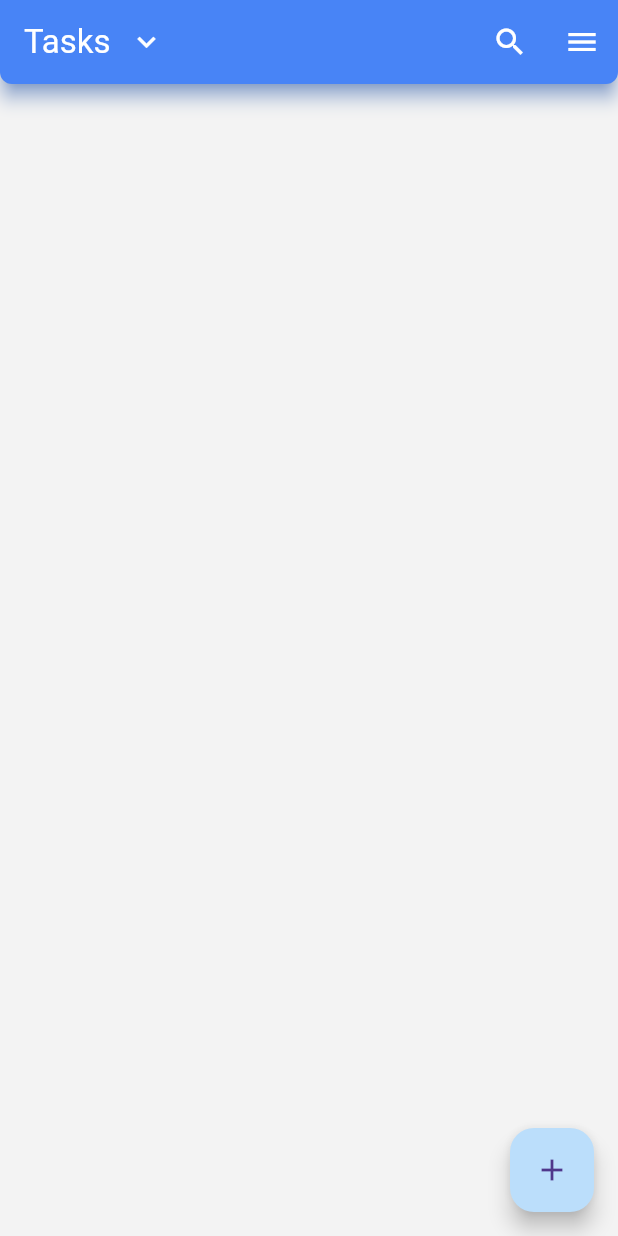
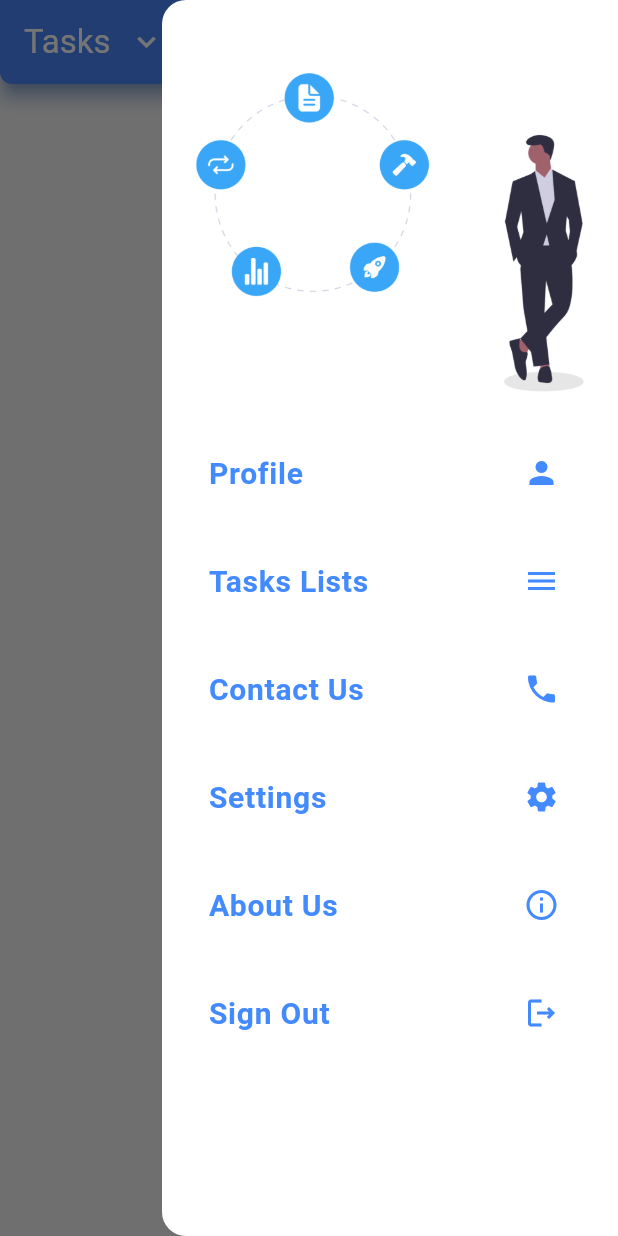
Before and after one commit to amrhusseinsalama/to_do_list, a Flutter app: the screen it shows after launch, with the side drawer open (before the commit the screen has no drawer), on a phone screen of 412 x 824 dp. Run offline on Flutter 3.47's test engine with Material 3 defaults, Android fonts, the phone set to English and light mode, and no system bars; our stand-ins replace flutter_bloc.

Commit message:
add_drawer

```diff
--- a/lib/main.dart
+++ b/lib/main.dart
@@ -15,6 +15,8 @@ class ToDoApp extends StatelessWidget {
     return MaterialApp(
       debugShowCheckedModeBanner: false,
       theme: ThemeData(
+        drawerTheme: DrawerThemeData(
+          backgroundColor: Colors.white),
         primarySwatch: Colors.blue, // اللون الأساسي
         scaffoldBackgroundColor: const Color.fromARGB(255, 243, 243, 243),
         appBarTheme: const AppBarTheme(
--- /dev/null
+++ b/lib/presentation/models/drawer_item.dart
@@ -0,0 +1,24 @@
+import 'package:flutter/material.dart';
+
+
+class DrawerItem {
+  final String title;
+  Function()? onTap;
+  final IconData icon;
+
+  DrawerItem({
+    required this.title,
+    required this.onTap,
+    required this.icon
+  });
+}
+
+
+final drawerItems  = [
+  DrawerItem(title: "Profile", onTap: (){}, icon: Icons.person),
+  DrawerItem(title: "Tasks Lists", onTap: (){}, icon: Icons.menu),
+  DrawerItem(title: "Contact Us", onTap: (){}, icon: Icons.phone),
+  DrawerItem(title: "Settings", onTap: (){}, icon: Icons.settings),
+  DrawerItem(title: "About Us", onTap: (){}, icon: Icons.info_outline),
+  DrawerItem(title: "Sign Out", onTap: (){}, icon: Icons.logout_outlined),
+];
--- a/lib/presentation/screens/home_screen.dart
+++ b/lib/presentation/screens/home_screen.dart
@@ -1,6 +1,8 @@
 import 'package:flutter/material.dart';
 import 'package:flutter_bloc/flutter_bloc.dart';
 import 'package:to_do_list/controllers/cubit/cubit/task_cubit.dart';
+import 'package:to_do_list/presentation/models/drawer_item.dart';
+import 'package:to_do_list/presentation/widgets/drawer_tile.dart';
 import 'package:to_do_list/presentation/widgets/show_dialogs.dart';
 import 'package:to_do_list/presentation/widgets/task_tile.dart';
 
@@ -13,11 +15,26 @@ class HomeScreen extends StatefulWidget {
 }
 
 class _HomeScreenState extends State<HomeScreen> {
-
   String newTask = "";
   @override
   Widget build(BuildContext context) {
     return Scaffold(
+      endDrawer: Drawer(
+        child: Column(
+          children: [
+            Padding(
+              padding: const EdgeInsets.only(top: 30),
+              child: SizedBox(
+                child: Image.asset("assets/images/drawer.png"),),
+            ),
+            ListView.builder(
+              shrinkWrap: true,
+              itemCount: drawerItems.length,
+              itemBuilder: (context, index) => DrawerTile(item: drawerItems[index]),
+            ),
+          ],
+        ),
+      ),
       appBar: AppBar(
         title: Row(
           children: [
@@ -25,31 +42,23 @@ class _HomeScreenState extends State<HomeScreen> {
             IconButton(onPressed: () {}, icon: Icon(Icons.keyboard_arrow_down)),
           ],
         ),
-        actions: [
-          Row(
-            children: [
-              IconButton(onPressed: () {}, icon: Icon(Icons.search)),
-              IconButton(onPressed: () {}, icon: Icon(Icons.menu)),
-            ],
-          ),
-        ],
       ),
       body: BlocBuilder<TaskCubit, TaskState>(
         builder: (context, state) {
-         final tasks = state.tasks;
+          final tasks = state.tasks;
           return ListView.builder(
             itemCount: tasks.length,
             itemBuilder: (_, index) => TaskTile(
               task: tasks[index],
               onChanged: (_) => context.read<TaskCubit>().toggleTask(index),
               onDelete: () => context.read<TaskCubit>().deleteTask(index),
-              onEdit: () => showEditDialog(context, index, tasks[index].title)
+              onEdit: () => showEditDialog(context, index, tasks[index].title),
             ),
           );
         },
       ),
       floatingActionButton: FloatingActionButton(
-        onPressed: ()=> showAddDialog(context,newTask),
+        onPressed: () => showAddDialog(context, newTask),
         child: Icon(Icons.add),
       ),
     );
--- /dev/null
+++ b/lib/presentation/widgets/drawer_tile.dart
@@ -0,0 +1,28 @@
+import 'package:flutter/material.dart';
+import 'package:to_do_list/presentation/models/drawer_item.dart';
+
+class DrawerTile extends StatelessWidget {
+  const DrawerTile({super.key, required this.item});
+
+  final DrawerItem item;
+
+  @override
+  Widget build(BuildContext context) {
+    return Padding(
+      padding: const EdgeInsets.symmetric(horizontal: 15, vertical: 8),
+      child: ListTile(
+
+        onTap: item.onTap,
+        trailing: Icon(item.icon, color: Colors.blueAccent),
+        title: Text(
+          item.title,
+          style: TextStyle(
+            fontSize: 20,
+            fontWeight: FontWeight.bold,
+            color: Colors.blueAccent,
+          ),
+        ),
+      ),
+    );
+  }
+}
--- a/pubspec.yaml
+++ b/pubspec.yaml
@@ -52,8 +52,8 @@ flutter:
   # the material Icons class.
   uses-material-design: true
   # To add assets to your application, add an assets section, like this:
-  # assets:
-  #   - images/a_dot_burr.jpeg
+  assets:
+   - assets/images/
   #   - images/a_dot_ham.jpeg
   # An image asset can refer to one or more resolution-specific "variants", see
   # https://flutter.dev/to/resolution-aware-images
```
Also changed, not shown: assets/images/drawer.png (added), 1 other file.
